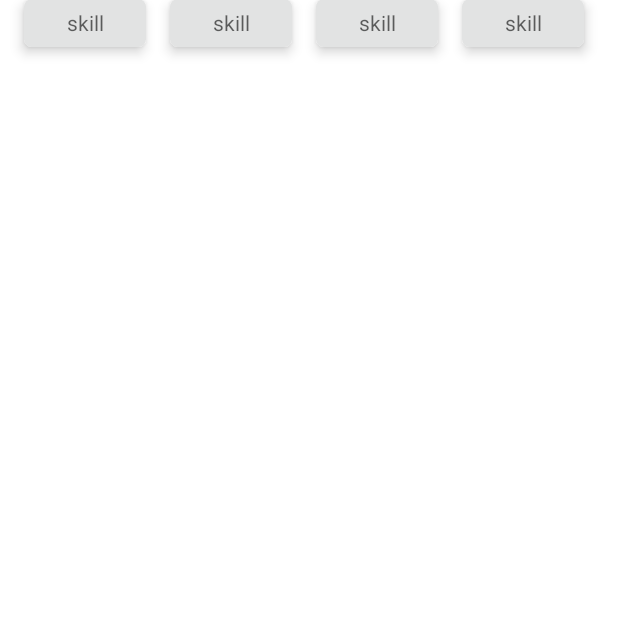
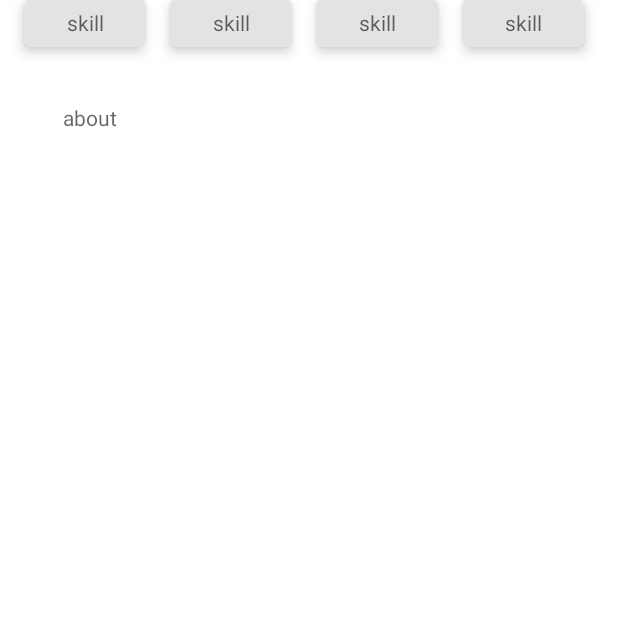
Before and after one commit to AbdulloSodikov/Project-Talent, an Android app: the TalentFragment screen opened through its navigation route, on a phone screen of 412 x 824 dp, the part 590-1208 px from its top. Run offline under Robolectric (Android 15) with nearby library versions, the phone set to English and light mode, and no system bars; our stand-ins replace CircleImageView, Room's generated code; 5 statements that could not run were skipped.

Commit message:
при нажатии на элемент в списке переходим на новый фрагмент и получаем всю информацию

```diff
--- a/app/src/main/java/com/ak/sodikov/talent_v2/MainActivity.kt
+++ b/app/src/main/java/com/ak/sodikov/talent_v2/MainActivity.kt
@@ -109,7 +109,6 @@ class MainActivity : AppCompatActivity() {
                // skills.forEach { roomDao.insertSkills(it) }
                 //person.forEach { roomDao.insertTalent(it) }
                 //skillsOfTalent.forEach { roomDao.insertTalentAndSkills(it) }
-
             }
 
         }
--- a/app/src/main/java/com/ak/sodikov/talent_v2/db/DatabaseRepository.kt
+++ b/app/src/main/java/com/ak/sodikov/talent_v2/db/DatabaseRepository.kt
@@ -5,5 +5,9 @@ import com.ak.sodikov.talent_v2.model.entites.Talent
 
 interface DatabaseRepository {
     val allTalent : LiveData<List<Talent>>
+   // val talent : LiveData<Talent>
+
+    suspend fun getTalent (id : Int) : Talent
+
     suspend fun insertTalent (talent: Talent, onSuccess:()->Unit)
 }
--- a/app/src/main/java/com/ak/sodikov/talent_v2/db/ilmhona/AppIlmhonaRepositoryImpl.kt
+++ b/app/src/main/java/com/ak/sodikov/talent_v2/db/ilmhona/AppIlmhonaRepositoryImpl.kt
@@ -8,6 +8,11 @@ class AppIlmhonaRepositoryImpl():DatabaseRepository {
     override val allTalent: LiveData<List<Talent>>
         get() = TODO("Not yet implemented")
 
+    override suspend fun getTalent(id: Int): Talent {
+        TODO("Not yet implemented")
+    }
+
+
     override suspend fun insertTalent(talent: Talent, onSuccess: () -> Unit) {
         TODO("Not yet implemented")
     }
--- a/app/src/main/java/com/ak/sodikov/talent_v2/db/room/AppRoomRepositoryImpl.kt
+++ b/app/src/main/java/com/ak/sodikov/talent_v2/db/room/AppRoomRepositoryImpl.kt
@@ -8,6 +8,10 @@ class AppRoomRepositoryImpl(private val dao:AppTalentRoomDao) : DatabaseReposito
     override val allTalent: LiveData<List<Talent>>
         get() = dao.getAllTalent()
 
+    override suspend fun getTalent(id: Int): Talent {
+        return dao.getTalent(id)
+    }
+
     override suspend fun insertTalent(talent: Talent, onSuccess: () -> Unit) {
         dao.insertTalent(talent)
         onSuccess()
--- a/app/src/main/java/com/ak/sodikov/talent_v2/db/room/AppTalentRoomDao.kt
+++ b/app/src/main/java/com/ak/sodikov/talent_v2/db/room/AppTalentRoomDao.kt
@@ -39,7 +39,12 @@ interface AppTalentRoomDao {
     @Query ("SELECT * FROM talent ")
     fun getAllTalent() : LiveData<List<Talent>>
 
-     //  Получение списка Талантов по професcии //
+      // Получение Таланта по id
+      @Query ("SELECT * FROM talent WHERE talentId  = :id")
+      fun getTalent(id:Int) : Talent
+
+
+    //  Получение списка Талантов по професcии //
        @Transaction
        @Query ("SELECT * FROM profession WHERE professionName = :professionName")
        suspend fun getProfessionWithTalents (professionName : Int) : List <ProfessionWithTalent>
--- a/app/src/main/java/com/ak/sodikov/talent_v2/model/entites/Talent.kt
+++ b/app/src/main/java/com/ak/sodikov/talent_v2/model/entites/Talent.kt
@@ -4,6 +4,7 @@ import androidx.room.ColumnInfo
 import androidx.room.Entity
 import androidx.room.ForeignKey
 import androidx.room.PrimaryKey
+import java.io.Serializable
 
 @Entity(
     tableName = "talent",
@@ -35,4 +36,4 @@ data class Talent(
     val cityNameInTalent: String = "", // внешний ключ
 
 ///
-)
+) : Serializable
--- a/app/src/main/java/com/ak/sodikov/talent_v2/screens/talent_add_screen/AddNewPersonFragmentViewModel.kt
+++ b/app/src/main/java/com/ak/sodikov/talent_v2/screens/talent_add_screen/AddNewPersonFragmentViewModel.kt
@@ -9,6 +9,7 @@ import kotlinx.coroutines.Dispatchers
 import kotlinx.coroutines.launch
 
 class AddNewPersonFragmentViewModel(application: Application) : AndroidViewModel(application) {
+
     fun insert(talent: Talent, onSuccess: () -> Unit) {
         viewModelScope.launch(Dispatchers.Main) {
             REPOSITORY.insertTalent(talent) {
--- a/app/src/main/java/com/ak/sodikov/talent_v2/screens/talent_list_screen/TalentAdapter.kt
+++ b/app/src/main/java/com/ak/sodikov/talent_v2/screens/talent_list_screen/TalentAdapter.kt
@@ -11,7 +11,7 @@ import com.ak.sodikov.talent_v2.model.entites.Talent
 class TalentAdapter : RecyclerView.Adapter<TalentAdapter.TalentHolder>() {
 
     private var mListTalent = emptyList<Talent>()
-    var onItemClick : ((talentId:Int) -> Unit)? = null
+    var onItemClick : ((talent: Talent ) -> Unit)? = null
 
    inner class TalentHolder (view: View) : RecyclerView.ViewHolder (view) {
         val fullName:TextView = view.findViewById(R.id.tv_person_full_name)
@@ -20,7 +20,7 @@ class TalentAdapter : RecyclerView.Adapter<TalentAdapter.TalentHolder>() {
 
         init {
             view.setOnClickListener {
-                onItemClick?.invoke(absoluteAdapterPosition)
+                onItemClick?.invoke(mListTalent[absoluteAdapterPosition])
             }
         }
     }
--- a/app/src/main/java/com/ak/sodikov/talent_v2/screens/talent_list_screen/TalentListFragmentViewModel.kt
+++ b/app/src/main/java/com/ak/sodikov/talent_v2/screens/talent_list_screen/TalentListFragmentViewModel.kt
@@ -7,4 +7,5 @@ import com.ak.sodikov.talent_v2.utillite.REPOSITORY
 class TalentListFragmentViewModel (application : Application) : AndroidViewModel(application) {
 val allTalent = REPOSITORY.allTalent
 
+
 }
--- a/app/src/main/java/com/ak/sodikov/talent_v2/screens/talent_screen/TalentFragment.kt
+++ b/app/src/main/java/com/ak/sodikov/talent_v2/screens/talent_screen/TalentFragment.kt
@@ -1,27 +1,62 @@
 package com.ak.sodikov.talent_v2.screens.talent_screen
 
 import android.os.Bundle
+import android.util.Log
 import androidx.fragment.app.Fragment
 import android.view.LayoutInflater
 import android.view.View
 import android.view.ViewGroup
+import androidx.lifecycle.lifecycleScope
 import com.ak.sodikov.talent_v2.R
 import com.ak.sodikov.talent_v2.databinding.FragmentTalentBinding
+import com.ak.sodikov.talent_v2.model.entites.Talent
+import com.ak.sodikov.talent_v2.utillite.APP_ACTIVITY
+import com.ak.sodikov.talent_v2.utillite.REPOSITORY
+import com.ak.sodikov.talent_v2.utillite.TALENT_ID
+import com.ak.sodikov.talent_v2.utillite.showToast
+import kotlinx.coroutines.CoroutineScope
+import kotlinx.coroutines.coroutineScope
+import kotlinx.coroutines.launch
+
 
 
 class TalentFragment : Fragment() {
     private lateinit var binding: FragmentTalentBinding
     private val mBinding get() = binding !!
+    private var idTalent : Int? = null
+    private lateinit var scope: CoroutineScope
+    private lateinit var mTalent : Talent
 
-    override fun onCreateView(
+    override fun onCreateView (
         inflater: LayoutInflater, container: ViewGroup?,
         savedInstanceState: Bundle?
     ): View? {
         binding = FragmentTalentBinding.inflate(inflater)
+        mTalent  = arguments?.getSerializable(TALENT_ID) as Talent
         return mBinding.root
+
+
     }
 
-    override fun onDestroy() {
+    override fun onStart() {
+        super.onStart()
+        mBinding.tvFullNameTalent.text = " ${mTalent.talentSurname} ${mTalent.talentName}"
+        mBinding.tvProfession.text = mTalent.professionNameInTalent
+        mBinding.tvEducation.text = mTalent.education
+        mBinding.tvAbout.text = mTalent.info
+
+                }
+
+
+    suspend fun getData (id:Int) {
+        lifecycleScope.launch {
+          val talent =  REPOSITORY.getTalent(0)
+            showToast(talent.talentName.toString())
+        }
+
+    }
+       override fun onDestroy() {
         super.onDestroy()
+
     }
 }
--- a/app/src/main/java/com/ak/sodikov/talent_v2/utillite/constans.kt
+++ b/app/src/main/java/com/ak/sodikov/talent_v2/utillite/constans.kt
@@ -12,3 +12,4 @@ lateinit var REPOSITORY : DatabaseRepository
 const val TYPE_DATABASE = "typ_database"
 const val TYPE_ROOM = "type_room"
 const val TYPE_ILMHONA = "type_ilmhona"
+const val TALENT_ID = "talent_id"
--- a/app/src/main/res/layout/fragment_start.xml
+++ b/app/src/main/res/layout/fragment_start.xml
@@ -20,9 +20,11 @@
         android:id="@+id/btn_addTalent"
         android:layout_width="180dp"
         android:layout_height="60dp"
+        android:layout_marginStart="16dp"
         android:layout_marginEnd="16dp"
         android:text="Добавить"
         app:layout_constraintBottom_toBottomOf="@+id/btn_findTalent"
         app:layout_constraintEnd_toEndOf="parent"
+        app:layout_constraintStart_toEndOf="@+id/btn_findTalent"
         app:layout_constraintTop_toTopOf="@+id/btn_findTalent" />
 </androidx.constraintlayout.widget.ConstraintLayout>
--- a/app/src/main/res/layout/fragment_talent.xml
+++ b/app/src/main/res/layout/fragment_talent.xml
@@ -23,7 +23,7 @@
     </de.hdodenhof.circleimageview.CircleImageView>
 
     <TextView
-        android:id="@+id/tv_name_talent"
+        android:id="@+id/tv_full_name_talent"
         android:layout_width="wrap_content"
         android:layout_height="wrap_content"
         android:layout_marginTop="24dp"
@@ -43,7 +43,7 @@
         android:textColor="@color/black"
         app:layout_constraintEnd_toEndOf="parent"
         app:layout_constraintStart_toStartOf="parent"
-        app:layout_constraintTop_toBottomOf="@+id/tv_name_talent" />
+        app:layout_constraintTop_toBottomOf="@+id/tv_full_name_talent" />
 
     <TextView
         android:id="@+id/tv_education"
@@ -128,4 +128,14 @@
             android:hint="skill" />
     </androidx.cardview.widget.CardView>
 
+    <TextView
+        android:id="@+id/tv_about"
+        android:layout_width="328dp"
+        android:layout_height="147dp"
+        android:layout_marginTop="37dp"
+        android:hint="@string/hint_about_talent"
+        app:layout_constraintEnd_toEndOf="parent"
+        app:layout_constraintStart_toStartOf="parent"
+        app:layout_constraintTop_toBottomOf="@+id/skill_1" />
+
 </androidx.constraintlayout.widget.ConstraintLayout>
```
Also changed, not shown: app/src/main/java/com/ak/sodikov/talent_v2/screens/talent_list_screen/TalentListFragment.kt (+8 -4 lines), app/src/main/java/com/ak/sodikov/talent_v2/screens/talent_screen/TalentFragmentViewModel.kt (added, +15 -0 lines).
